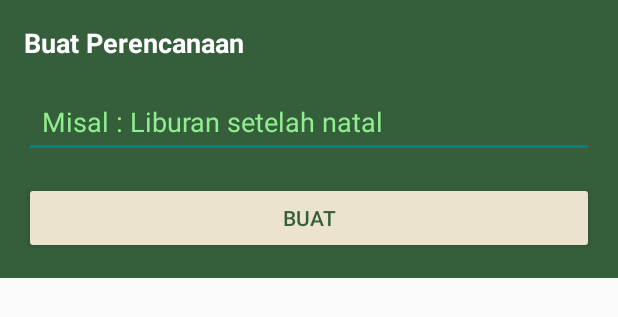
After one commit to AinxViin/CapstoneProjectNIMBUS, an Android app: the layout fragment_add_plan.xml on its own in the app's theme, with its tools: preview values and no code run, on a phone screen of 412 x 824 dp. The commit adds this screen. Shown: the top 317 px of the screen. Run offline under Robolectric (Android 15) with nearby library versions, the phone set to English and light mode, and no system bars.

Commit message:
Initial commit

```diff
--- a/app/src/main/java/com/example/capstoneproject/ui/plan/PlanViewModel.kt
+++ b/app/src/main/java/com/example/capstoneproject/ui/plan/PlanViewModel.kt
@@ -1,4 +1,7 @@
 package com.example.capstoneproject.ui.plan
 
-class PlanViewModel {
+import androidx.lifecycle.ViewModel
+
+class PlanViewModel : ViewModel() {
+    var planName: String? = null
 }
--- /dev/null
+++ b/app/src/main/res/layout/fragment_add_plan.xml
@@ -0,0 +1,40 @@
+<?xml version="1.0" encoding="utf-8"?>
+<LinearLayout
+    xmlns:android="http://schemas.android.com/apk/res/android"
+    android:layout_width="match_parent"
+    android:layout_height="wrap_content"
+    android:orientation="vertical"
+    android:padding="16dp"
+    android:background="#355E3B">
+
+    <!-- Title -->
+    <TextView
+        android:id="@+id/tvBottomSheetTitle"
+        android:layout_width="wrap_content"
+        android:layout_height="wrap_content"
+        android:text="Buat Perencanaan"
+        android:textSize="18sp"
+        android:textStyle="bold"
+        android:textColor="#FFFFFF"
+        android:paddingBottom="16dp" />
+
+    <!-- Input Field -->
+    <EditText
+        android:id="@+id/etPlanName"
+        android:layout_width="match_parent"
+        android:layout_height="wrap_content"
+        android:hint="Misal : Liburan setelah natal"
+        android:padding="12dp"
+        android:textColor="#FFFFFF"
+        android:textColorHint="#90EE90"
+        android:layout_marginBottom="16dp"/>
+
+    <!-- Create Button -->
+    <Button
+        android:id="@+id/btnCreatePlan"
+        android:layout_width="match_parent"
+        android:layout_height="wrap_content"
+        android:backgroundTint="@color/cream"
+        android:text="Buat"
+        android:textColor="#355E3B" />
+</LinearLayout>
```
Also changed, not shown: app/src/main/java/com/example/capstoneproject/ui/plan/AddPlanFragment.kt (added, +41 -0 lines), app/src/main/java/com/example/capstoneproject/ui/plan/PlanFragment.kt (+12 -42 lines).
